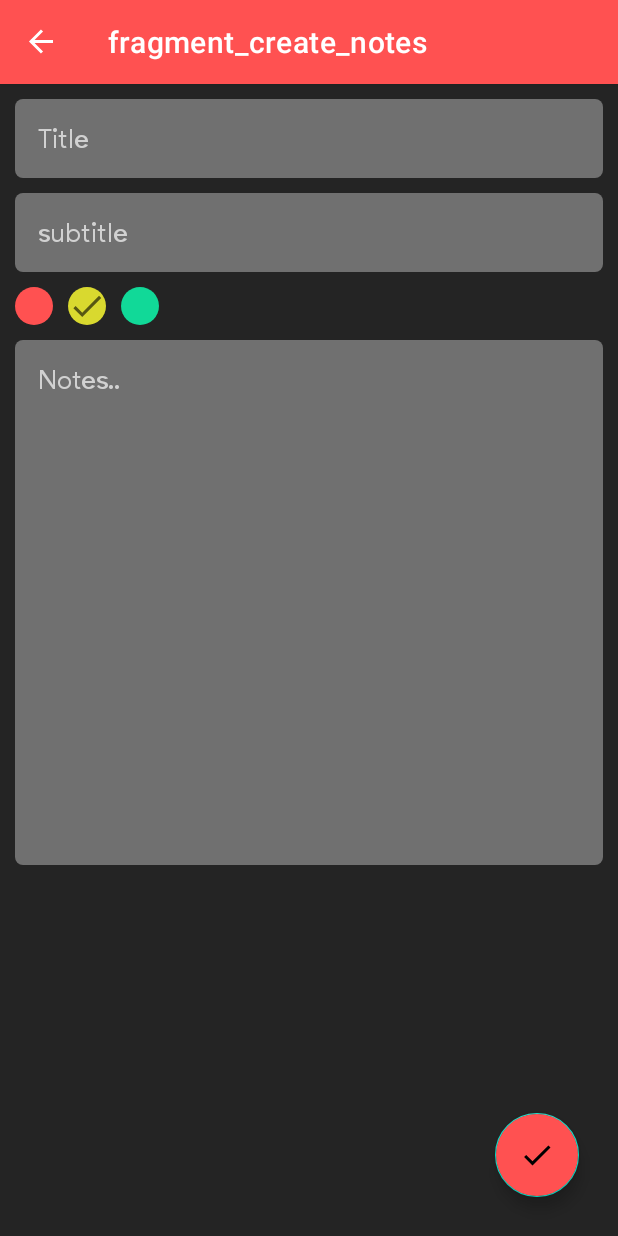
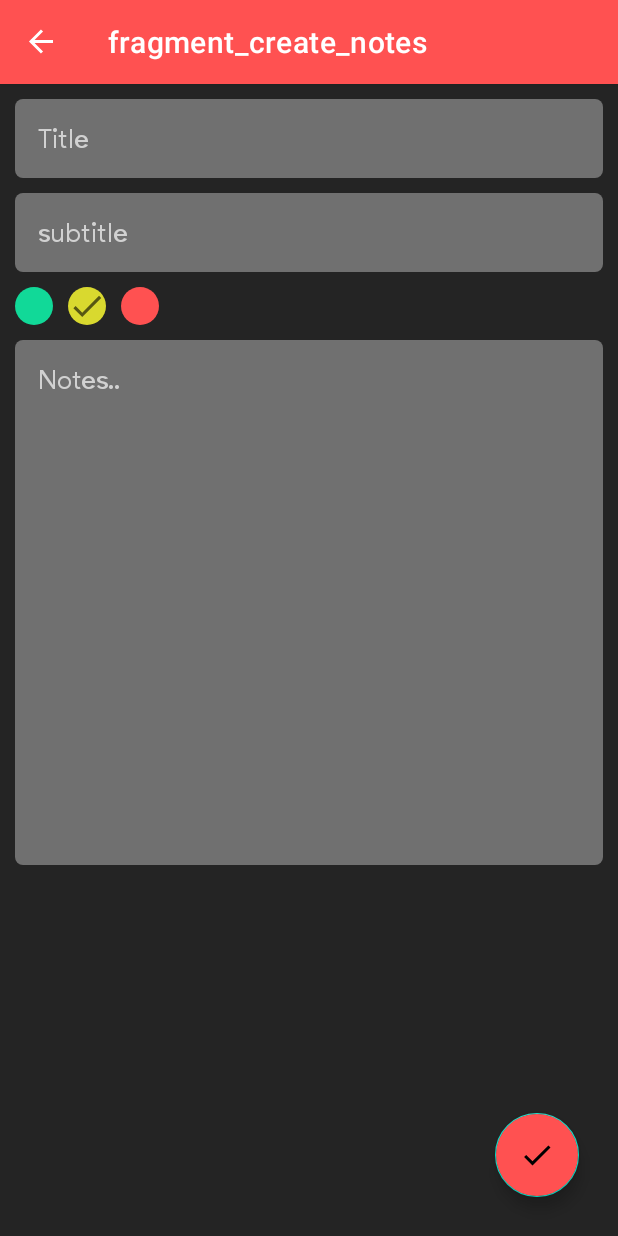
Before and after one commit to Raghavarya2002/NotesMaker, an Android app: the CreateNotesFragment screen opened through its navigation route, on a phone screen of 412 x 824 dp. Run offline under Robolectric (Android 15) with nearby library versions, the phone set to English and light mode, and no system bars; our stand-ins replace navigation-ui.

Commit message:
move to the actual coding part

```diff
--- a/app/src/main/res/layout/fragment_create_notes.xml
+++ b/app/src/main/res/layout/fragment_create_notes.xml
@@ -20,7 +20,7 @@
             android:background="@drawable/edit_txt_shape"
             android:fontFamily="@font/regular"
             android:hint="@string/title1"
-            android:id="@+id/edit_Title"
+            android:id="@+id/editTitle"
             android:maxLines="1"
             android:padding="15dp"
             android:textColorHint="#D1D1D1" />
@@ -32,7 +32,7 @@
             android:background="@drawable/edit_txt_shape"
             android:fontFamily="@font/regular"
             android:hint="@string/subtitle1"
-            android:id="@+id/edit_Subtitle"
+            android:id="@+id/editSubtitle"
             android:maxLines="1"
             android:padding="15dp"
             android:textColorHint="#D1D1D1" />
@@ -44,10 +44,10 @@
             android:orientation="horizontal">
 
             <ImageView
-                android:id="@+id/pred"
+                android:id="@+id/pGreen"
                 android:layout_width="25dp"
                 android:layout_height="25dp"
-                android:background="@drawable/red_dot" />
+                android:background="@drawable/green_dot" />
 
             <ImageView
                 android:id="@+id/pYellow"
@@ -58,11 +58,11 @@
                 android:src="@drawable/ic_baseline_done_24" />
 
             <ImageView
-                android:id="@+id/pGreen"
+                android:id="@+id/pRed"
                 android:layout_width="25dp"
                 android:layout_height="25dp"
                 android:layout_marginStart="10dp"
-                android:background="@drawable/green_dot" />
+                android:background="@drawable/red_dot" />
 
         </LinearLayout>
 
@@ -70,6 +70,7 @@
             android:layout_width="match_parent"
             android:layout_height="350dp"
             android:layout_marginTop="10dp"
+            android:id="@+id/editNotes"
             android:background="@drawable/edit_txt_shape"
             android:fontFamily="@font/regular"
             android:gravity="start"
```
Also changed, not shown: app/src/main/java/com/example/notesmaker/ui/Fragments/CreateNotesFragment.kt (+22 -1 lines).
